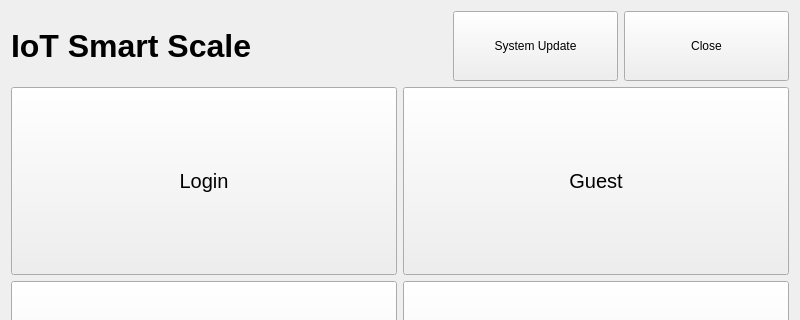
Before: the Qt Designer form v3/qt/mainMenu/mainmenu.ui in twschung/IoT-Smart-Scale, drawn with Qt 5; both pictures show x 0 to 800 and y 0 to 320 of the 800 by 480 pixel window.
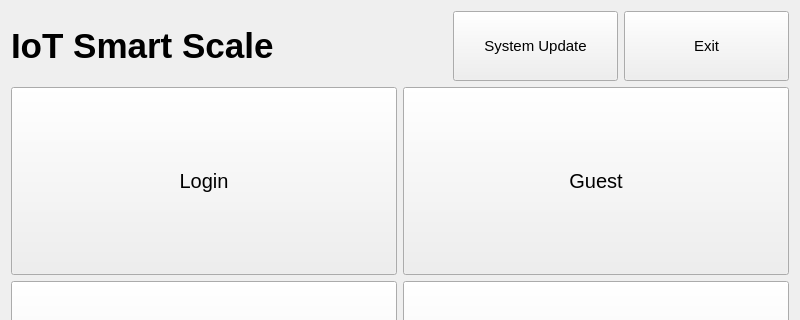
After: the same form once the commit is applied.

```diff
--- a/v3/qt/mainMenu/mainmenu.ui
+++ b/v3/qt/mainMenu/mainmenu.ui
@@ -20,8 +20,7 @@
       <widget class="QLabel" name="lbl_title">
        <property name="font">
         <font>
-         <family>Arial</family>
-         <pointsize>24</pointsize>
+         <pointsize>26</pointsize>
          <weight>75</weight>
          <bold>true</bold>
         </font>
@@ -64,6 +63,11 @@
          <height>80</height>
         </size>
        </property>
+       <property name="font">
+        <font>
+         <pointsize>11</pointsize>
+        </font>
+       </property>
        <property name="text">
         <string>System Update</string>
        </property>
@@ -89,8 +93,13 @@
          <height>100</height>
         </size>
        </property>
+       <property name="font">
+        <font>
+         <pointsize>11</pointsize>
+        </font>
+       </property>
        <property name="text">
-        <string>Close</string>
+        <string>Exit</string>
        </property>
       </widget>
      </item>
```
